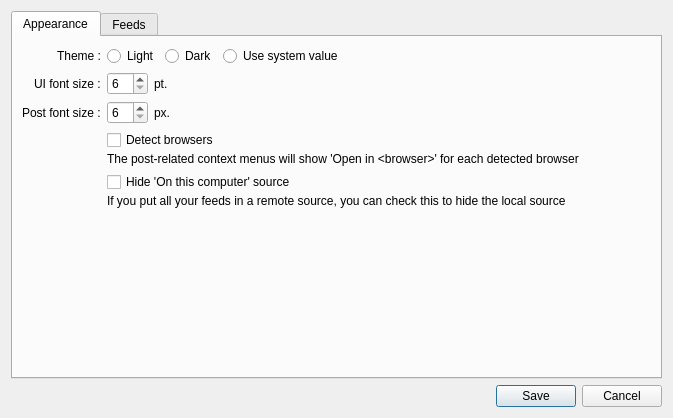
The window that client-desktop/src/dialogs/DialogPreferences.ui (zappatic/ZapFeedReader) describes before a commit, drawn with Qt 5.
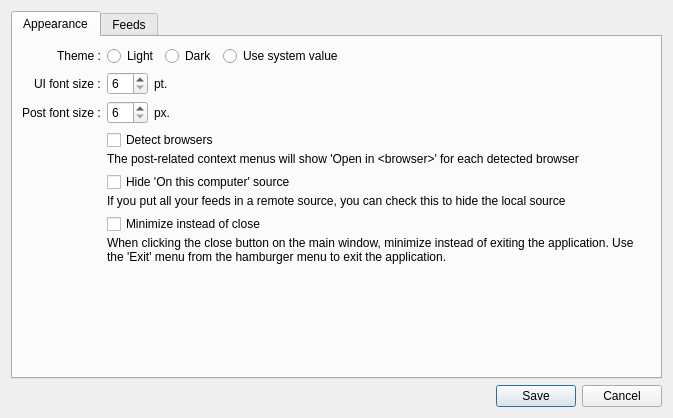
The same window after the commit. The open tabs and pages were chosen to show the change.

Commit message: implement preference to minimize instead of close main window

Patch:
```diff
--- a/client-desktop/src/dialogs/DialogPreferences.ui
+++ b/client-desktop/src/dialogs/DialogPreferences.ui
@@ -214,6 +214,48 @@
            </item>
           </layout>
          </item>
+         <item row="5" column="1">
+          <layout class="QVBoxLayout" name="verticalLayout_9">
+           <property name="spacing">
+            <number>2</number>
+           </property>
+           <item>
+            <widget class="QCheckBox" name="checkBoxMinimizeInsteadOfClose">
+             <property name="text">
+              <string>Minimize instead of close</string>
+             </property>
+            </widget>
+           </item>
+           <item>
+            <widget class="QLabel" name="labelHideInsteadOfCloseInfo">
+             <property name="font">
+              <font>
+               <pointsize>9</pointsize>
+              </font>
+             </property>
+             <property name="text">
+              <string>When clicking the close button on the main window, minimize instead of exiting the application. Use the 'Exit' menu from the hamburger menu to exit the application.</string>
+             </property>
+             <property name="wordWrap">
+              <bool>true</bool>
+             </property>
+            </widget>
+           </item>
+           <item>
+            <spacer name="verticalSpacer_3">
+             <property name="orientation">
+              <enum>Qt::Vertical</enum>
+             </property>
+             <property name="sizeHint" stdset="0">
+              <size>
+               <width>20</width>
+               <height>40</height>
+              </size>
+             </property>
+            </spacer>
+           </item>
+          </layout>
+         </item>
         </layout>
        </item>
        <item>
```
Left out of the diff: 4 changed lines with no effect on the pictures. The commit also changes 5 other files.
